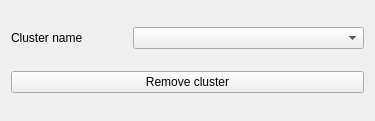
Above: gui/widgets_templates/remove-cluster.ui from intdata-bsc/idact-gui before the change. Below: the same form after it.
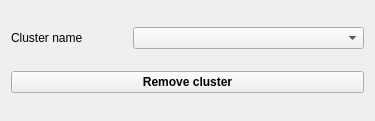
That is the form after the change.

```diff
--- a/gui/widgets_templates/remove-cluster.ui
+++ b/gui/widgets_templates/remove-cluster.ui
@@ -16,6 +16,12 @@
   <layout class="QGridLayout" name="gridLayout_2">
    <item row="1" column="0" colspan="3">
     <widget class="QPushButton" name="remove_cluster_button">
+     <property name="font">
+      <font>
+       <weight>75</weight>
+       <bold>true</bold>
+      </font>
+     </property>
      <property name="text">
       <string>Remove cluster</string>
      </property>
```
Left out of the diff: 4 changed lines with no effect on the pictures.
